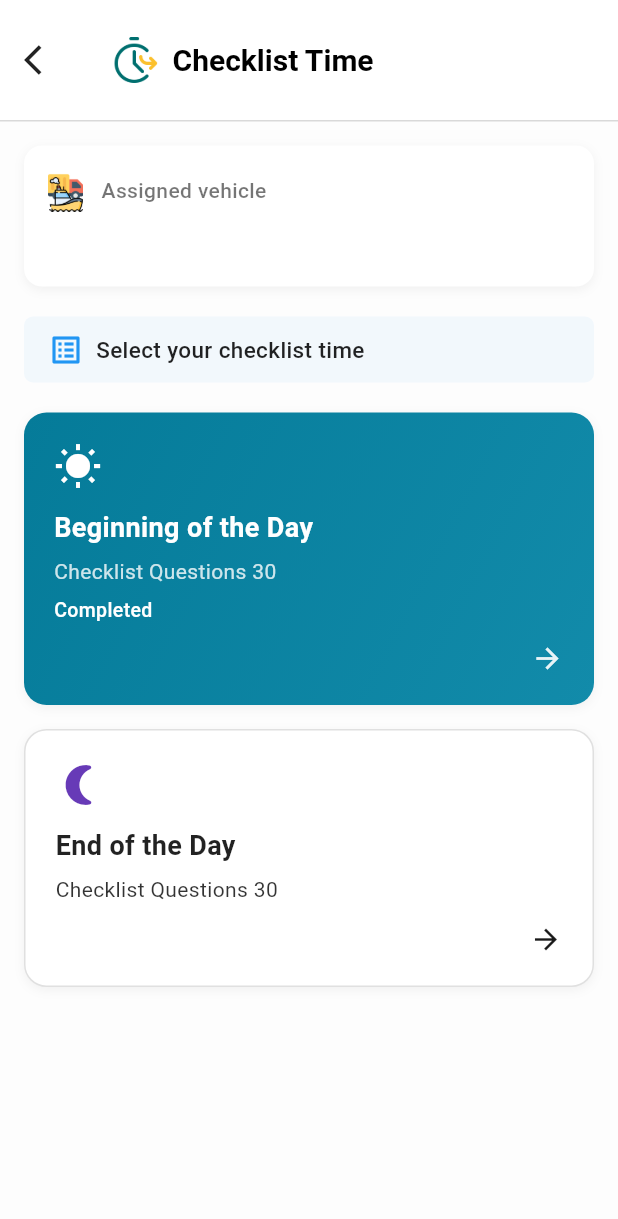
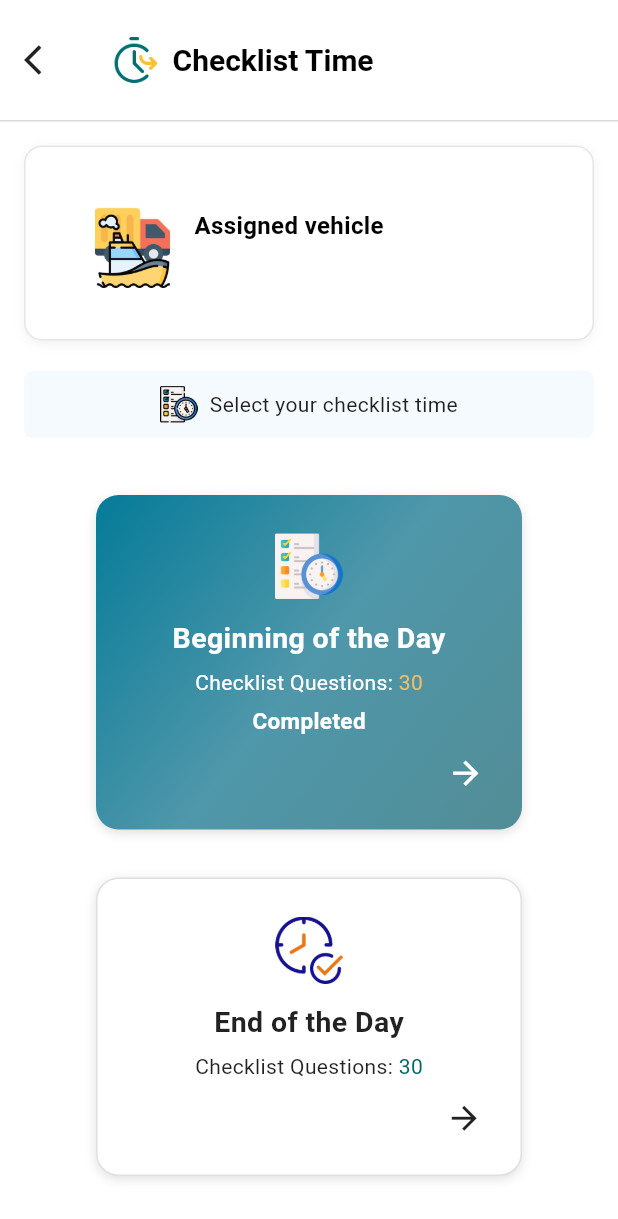
Before and after one commit to callmeNoorulHuda/GreenKeyper, a Flutter app: the ChecklistTimeScreen screen opened directly with empty values, on a phone screen of 412 x 824 dp. Shown: the top 1219 px of the screen. Run offline on Flutter 3.47's test engine with Material 3 defaults, Android fonts, the phone set to English and light mode, and no system bars; our stand-ins replace dotted_border, firebase_core, fl_chart, flutter_riverpod, image_picker, shared_preferences; accounts and stored records are empty.

```diff
--- /dev/null
+++ b/devtools_options.yaml
@@ -0,0 +1,3 @@
+description: This file stores settings for Dart & Flutter DevTools.
+documentation: https://docs.flutter.dev/tools/devtools/extensions#configure-extension-enablement-states
+extensions:
--- a/lib/screens/dashboard/checklist_screen.dart
+++ b/lib/screens/dashboard/checklist_screen.dart
@@ -366,11 +366,13 @@ class _ChecklistScreenState extends ConsumerState<ChecklistScreen> {
           ),
 
           // Next button - only enabled when all items are completed
-          Padding(
+          SafeArea(
+            child: Padding(
               padding: const EdgeInsets.all(20),
               child: CustomButton(
                 text: 'Next',
-              textColor: allCompleted ? Colors.white : const Color(0xFFA9A9A9),
+                textColor:
+                    allCompleted ? Colors.white : const Color(0xFFA9A9A9),
                 onPressed: allCompleted
                     ? () {
                         Navigator.push(
@@ -398,6 +400,7 @@ class _ChecklistScreenState extends ConsumerState<ChecklistScreen> {
                 height: 50,
               ),
             ),
+          ),
         ],
       ),
     );
--- a/lib/screens/dashboard/checklist_time_screen.dart
+++ b/lib/screens/dashboard/checklist_time_screen.dart
@@ -13,7 +13,7 @@ class ChecklistTimeScreen extends StatelessWidget {
   @override
   Widget build(BuildContext context) {
     return Scaffold(
-      backgroundColor: const Color(0xFFFDFDFD),
+      backgroundColor: Colors.white,
       appBar: AppBar(
         backgroundColor: Colors.white,
         toolbarHeight: 80,
@@ -53,10 +53,12 @@ class ChecklistTimeScreen extends StatelessWidget {
           children: [
             // Assigned Vehicle
             Container(
+              height: 130,
               width: double.infinity,
               padding: const EdgeInsets.all(16),
               decoration: BoxDecoration(
                 color: Colors.white,
+                border: Border.all(color: const Color(0xFFE6E6E6)),
                 borderRadius: BorderRadius.circular(12),
                 boxShadow: [
                   BoxShadow(
@@ -66,34 +68,42 @@ class ChecklistTimeScreen extends StatelessWidget {
                   )
                 ],
               ),
-              child: Column(
-                crossAxisAlignment: CrossAxisAlignment.start,
+              child: Row(
                 children: [
-                  Row(
-                    children: [
+                  const SizedBox(
+                    width: 30,
+                  ),
                   Image.asset(
                     "assets/assigned_vehicle_icon.png",
-                        height: 28,
+                    height: 60,
                   ),
-                      const SizedBox(width: 12),
+                  const SizedBox(width: 16),
+                  Column(
+                    children: [
+                      const SizedBox(
+                        height: 25,
+                      ),
                       const Text(
                         "Assigned vehicle",
                         style: TextStyle(
-                          fontSize: 14,
-                          color: Colors.black54,
+                          fontSize: 16,
+                          color: Colors.black,
+                          fontWeight: FontWeight.w600,
+                        ),
+                      ),
+                      const SizedBox(height: 8),
+                      Padding(
+                        padding: const EdgeInsets.only(left: 8.0),
+                        child: Text(
+                          vehicleName,
+                          style: const TextStyle(
+                            fontSize: 16,
                             fontWeight: FontWeight.w500,
+                            color: Color(0xFF3F3F3F),
+                          ),
                         ),
                       ),
                     ],
-                  ),
-                  const SizedBox(height: 8),
-                  Text(
-                    vehicleName,
-                    style: const TextStyle(
-                      fontSize: 18,
-                      fontWeight: FontWeight.w600,
-                      color: Colors.black87,
-                    ),
                   ),
                 ],
               ),
@@ -106,18 +116,22 @@ class ChecklistTimeScreen extends StatelessWidget {
               width: double.infinity,
               padding: const EdgeInsets.symmetric(horizontal: 16, vertical: 10),
               decoration: BoxDecoration(
-                color: Colors.blue.withOpacity(0.05),
+                color: Color(0xFFF5FAFF),
                 borderRadius: BorderRadius.circular(6),
               ),
-              child: const Row(
+              child: Row(
+                mainAxisAlignment: MainAxisAlignment.center,
                 children: [
-                  Icon(Icons.list_alt, color: Colors.blue),
-                  SizedBox(width: 8),
-                  Text(
+                  Image.asset(
+                    "assets/select_time_icon.png",
+                    height: 25,
+                  ),
+                  const SizedBox(width: 8),
+                  const Text(
                     "Select your checklist time",
                     style: TextStyle(
-                      fontSize: 15,
-                      fontWeight: FontWeight.w500,
+                      fontSize: 14,
+                      fontWeight: FontWeight.w400,
                       color: Colors.black87,
                     ),
                   ),
@@ -125,7 +139,7 @@ class ChecklistTimeScreen extends StatelessWidget {
               ),
             ),
 
-            const SizedBox(height: 20),
+            const SizedBox(height: 30),
 
             // Beginning of the Day Card
             _checklistCard(
@@ -134,13 +148,16 @@ class ChecklistTimeScreen extends StatelessWidget {
               questions: 30,
               completed: true,
               gradient: const LinearGradient(
-                colors: [Color(0xFF057B99), Color(0xFF128BAA)],
+                colors: [
+                  Color(0xFF057B99),
+                  Color(0xFF4F97AA),
+                  Color(0xFF528D96)
+                ],
                 begin: Alignment.topLeft,
                 end: Alignment.bottomRight,
               ),
-              icon: Icons.wb_sunny,
-              iconColor: Colors.white,
               textColor: Colors.white,
+              path: 'assets/beginning_of_day.png',
               onTap: () => Navigator.push(
                 context,
                 MaterialPageRoute(builder: (_) => const ChecklistScreen()),
@@ -156,9 +173,8 @@ class ChecklistTimeScreen extends StatelessWidget {
               questions: 30,
               completed: false,
               gradient: null,
-              icon: Icons.nightlight_round,
-              iconColor: Colors.deepPurple,
               textColor: Colors.black87,
+              path: "assets/end_of_day.png",
               onTap: () => Navigator.push(
                 context,
                 MaterialPageRoute(builder: (_) => const ChecklistScreen()),
@@ -172,62 +188,81 @@ class ChecklistTimeScreen extends StatelessWidget {
 
   Widget _checklistCard(
     BuildContext context, {
+    required String path,
     required String title,
     required int questions,
     required bool completed,
     Gradient? gradient,
-    required IconData icon,
-    required Color iconColor,
     required Color textColor,
     required VoidCallback onTap,
   }) {
     return GestureDetector(
       onTap: onTap,
+      child: Padding(
+        padding: const EdgeInsets.all(8.0),
         child: Container(
+          margin: const EdgeInsets.symmetric(horizontal: 40),
           width: double.infinity,
-        padding: const EdgeInsets.all(20),
+          padding: const EdgeInsets.all(25),
           decoration: BoxDecoration(
             gradient: gradient,
             color: gradient == null ? Colors.white : null,
             borderRadius: BorderRadius.circular(15),
-          border:
-              gradient == null ? Border.all(color: Colors.grey.shade300) : null,
-          boxShadow: [
+            border: gradient == null
+                ? Border.all(color: Colors.grey.shade300)
+                : null,
+            boxShadow: const [
               BoxShadow(
-              color: Colors.black12.withOpacity(0.05),
+                color: Colors.black12,
                 blurRadius: 5,
-              offset: const Offset(0, 2),
+                offset: Offset(0, 2),
               )
             ],
           ),
           child: Column(
-          crossAxisAlignment: CrossAxisAlignment.start,
+            crossAxisAlignment: CrossAxisAlignment.center,
             children: [
-            Icon(icon, size: 32, color: iconColor),
+              Image.asset(
+                path,
+                height: 45,
+              ),
               const SizedBox(height: 12),
               Text(
                 title,
                 style: TextStyle(
-                fontSize: 18,
+                  fontSize: 19,
                   fontWeight: FontWeight.w600,
                   color: textColor,
                 ),
               ),
               const SizedBox(height: 6),
+              Row(
+                mainAxisAlignment: MainAxisAlignment.center,
+                children: [
                   Text(
-              "Checklist Questions $questions",
+                    "Checklist Questions: ",
                     style: TextStyle(
                       fontSize: 14,
-                color: textColor.withOpacity(0.8),
+                      color: textColor,
                     ),
                   ),
+                  Text(
+                    '$questions',
+                    style: TextStyle(
+                        fontSize: 14,
+                        color: gradient != null
+                            ? Color(0xFFF0BC6B)
+                            : Color(0xFF006666)),
+                  )
+                ],
+              ),
               if (completed) ...[
-              const SizedBox(height: 6),
+                const SizedBox(height: 5),
                 Text(
                   "Completed",
                   style: TextStyle(
-                  fontSize: 13,
-                  fontWeight: FontWeight.w500,
+                    fontSize: 15,
+                    fontWeight: FontWeight.w600,
                     color: textColor,
                   ),
                 ),
@@ -235,10 +270,10 @@ class ChecklistTimeScreen extends StatelessWidget {
               const SizedBox(height: 12),
               Align(
                 alignment: Alignment.bottomRight,
-              child: Icon(Icons.arrow_forward,
-                  size: 22, color: textColor.withOpacity(0.9)),
+                child: Icon(Icons.arrow_forward, size: 25, color: textColor),
               )
             ],
+          ),
         ),
       ),
     );
--- a/pubspec.yaml
+++ b/pubspec.yaml
@@ -17,6 +17,9 @@ dependencies:
   dotted_border: ^3.1.0
   shared_preferences: ^2.5.3
   fl_chart: ^1.0.0
+  firebase_core: ^4.0.0
+  firebase_analytics: ^12.0.0
+  firebase_crashlytics: ^5.0.0
 
   # Image Picker
   image_picker: ^1.0.4
```
Also changed, not shown: assets/beginning_of_day.png (added), assets/end_of_day.png (added), assets/select_time_icon.png (added), firebase.json (added), lib/firebase_options.dart (added), pubspec.lock, 6 other files. Lines whose indentation alone changed are shown as unchanged.
